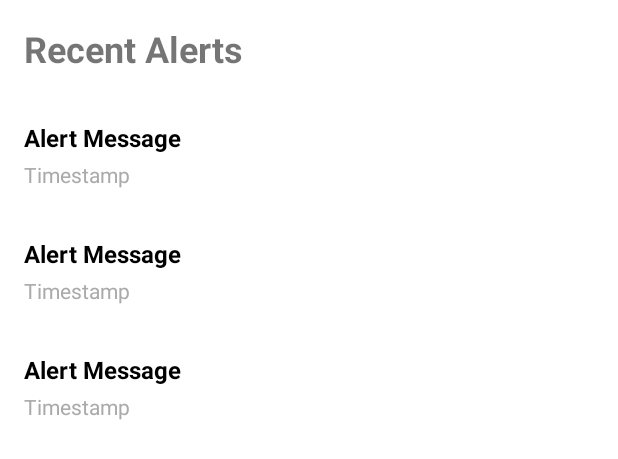
After one commit to mhamza1906/B07-SMART-AIR, an Android app: the layout activity_parents_alerts.xml on its own in the app's theme, with its tools: preview values and no code run, on a phone screen of 412 x 824 dp. The commit adds this screen. Shown: the top 459 px of the screen. Run offline under Robolectric (Android 15) with nearby library versions, the phone set to English and light mode, and no system bars.

Commit message:
added alert screen and alert toast to parent dashboard

```diff
--- /dev/null
+++ b/app/src/main/res/layout/activity_parents_alerts.xml
@@ -0,0 +1,43 @@
+<?xml version="1.0" encoding="utf-8"?>
+<androidx.constraintlayout.widget.ConstraintLayout xmlns:android="http://schemas.android.com/apk/res/android"
+    xmlns:app="http://schemas.android.com/apk/res-auto"
+    xmlns:tools="http://schemas.android.com/tools"
+    android:layout_width="match_parent"
+    android:layout_height="match_parent"
+    tools:context=".ParentAlertsActivity">
+
+    <TextView
+        android:id="@+id/alertsTitle"
+        android:layout_width="wrap_content"
+        android:layout_height="wrap_content"
+        android:text="@string/recent_alerts"
+        android:textSize="24sp"
+        android:textStyle="bold"
+        android:layout_margin="16dp"
+        app:layout_constraintTop_toTopOf="parent"
+        app:layout_constraintStart_toStartOf="parent"/>
+
+    <androidx.recyclerview.widget.RecyclerView
+        android:id="@+id/alertsRecyclerView"
+        android:layout_width="0dp"
+        android:layout_height="0dp"
+        android:layout_marginTop="16dp"
+        app:layout_constraintTop_toBottomOf="@id/alertsTitle"
+        app:layout_constraintBottom_toBottomOf="parent"
+        app:layout_constraintStart_toStartOf="parent"
+        app:layout_constraintEnd_toEndOf="parent"
+        tools:listitem="@layout/item_alert" />
+
+    <TextView
+        android:id="@+id/noAlertsTextView"
+        android:layout_width="wrap_content"
+        android:layout_height="wrap_content"
+        android:text="@string/no_alerts"
+        android:textSize="18sp"
+        android:visibility="gone"
+        app:layout_constraintTop_toTopOf="parent"
+        app:layout_constraintBottom_toBottomOf="parent"
+        app:layout_constraintStart_toStartOf="parent"
+        app:layout_constraintEnd_toEndOf="parent" />
+
+</androidx.constraintlayout.widget.ConstraintLayout>
--- /dev/null
+++ b/app/src/main/res/layout/item_alert.xml
@@ -0,0 +1,27 @@
+<?xml version="1.0" encoding="utf-8"?>
+<LinearLayout xmlns:android="http://schemas.android.com/apk/res/android"
+    android:layout_width="match_parent"
+    android:layout_height="wrap_content"
+    android:orientation="vertical"
+    android:padding="16dp"
+    android:background="?android:attr/selectableItemBackground">
+
+    <TextView
+        android:id="@+id/alertMessageTextView"
+        android:layout_width="match_parent"
+        android:layout_height="wrap_content"
+        android:text="@string/alert_message"
+        android:textSize="16sp"
+        android:textStyle="bold"
+        android:textColor="@android:color/black" />
+
+    <TextView
+        android:id="@+id/alertTimestampTextView"
+        android:layout_width="match_parent"
+        android:layout_height="wrap_content"
+        android:layout_marginTop="4dp"
+        android:text="@string/alert_timestamp"
+        android:textSize="14sp"
+        android:textColor="@android:color/darker_gray" />
+
+</LinearLayout>
--- a/app/src/main/res/menu/view_child_summary_menu.xml
+++ b/app/src/main/res/menu/view_child_summary_menu.xml
@@ -36,4 +36,5 @@
         android:icon="@drawable/history_browser"
         android:title="@string/view_history_browser" />
 
+
 </menu>
--- a/app/src/main/res/values/strings.xml
+++ b/app/src/main/res/values/strings.xml
@@ -77,6 +77,12 @@
         <item>Parent</item>
         <item>Healthcare Provider</item>
     </string-array>
+    <string name="recent_alerts">"Recent Alerts</string>
+    <string name="no_alerts">"No new alerts."</string>
+    <string name="alert_message">"Alert Message"</string>
+    <string name="alert_timestamp">"Timestamp"</string>
+    <string name="no_timestamp">"No timestamp"</string>
+    <string name="fail_load_alerts">"Failed to load alerts."</string>
     <string name="budding_star_desc">"Budding Star Badge"</string>
     <string name="shining_star_desc">"Shining Star Badge"</string>
     <string name="lucky_star_desc">"Lucky Star Badge"</string>
@@ -258,6 +264,4 @@
     </string>
 
 
-
-
 </resources>
```
Also changed, not shown: app/src/main/AndroidManifest.xml (+5 -16 lines), app/src/main/java/com/example/smart_air/Alert.java (added, +27 -0 lines), app/src/main/java/com/example/smart_air/AlertAdapter.java (added, +58 -0 lines), app/src/main/java/com/example/smart_air/ParentAlertActivity.java (deleted, +0 -17 lines), app/src/main/java/com/example/smart_air/ParentAlertsActivity.java (added, +87 -0 lines), app/src/main/java/com/example/smart_air/ParentDashboardActivity.java (+49 -11 lines).
